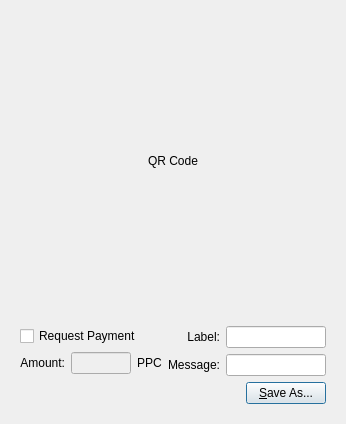
Qt form src/qt/forms/qrcodedialog.ui (hanxianzhai/poscoin) before a commit.
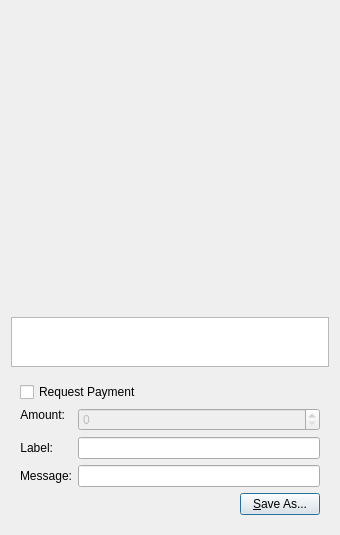
The same form after that commit. Custom widgets are drawn as their Qt base class.

The edit to the form file:
```diff
--- a/src/qt/forms/qrcodedialog.ui
+++ b/src/qt/forms/qrcodedialog.ui
@@ -6,8 +6,8 @@
    <rect>
     <x>0</x>
     <y>0</y>
-    <width>320</width>
-    <height>404</height>
+    <width>340</width>
+    <height>530</height>
    </rect>
   </property>
   <property name="windowTitle">
@@ -28,8 +28,8 @@
        <height>300</height>
       </size>
      </property>
-     <property name="text">
-      <string>QR Code</string>
+     <property name="textFormat">
+      <enum>Qt::PlainText</enum>
      </property>
      <property name="alignment">
       <set>Qt::AlignCenter</set>
@@ -39,14 +39,32 @@
      </property>
     </widget>
    </item>
+   <item>
+    <widget class="QPlainTextEdit" name="outUri">
+     <property name="sizePolicy">
+      <sizepolicy hsizetype="Expanding" vsizetype="Minimum">
+       <horstretch>0</horstretch>
+       <verstretch>0</verstretch>
+      </sizepolicy>
+     </property>
+     <property name="minimumSize">
+      <size>
+       <width>0</width>
+       <height>50</height>
+      </size>
+     </property>
+     <property name="tabChangesFocus">
+      <bool>true</bool>
+     </property>
+     <property name="textInteractionFlags">
+      <set>Qt::TextSelectableByKeyboard|Qt::TextSelectableByMouse</set>
+     </property>
+    </widget>
+   </item>
    <item>
     <widget class="QWidget" name="widget" native="true">
      <layout class="QVBoxLayout" name="verticalLayout_2">
       <item>
-       <layout class="QHBoxLayout" name="horizontalLayout_2">
-        <item>
-         <layout class="QVBoxLayout" name="verticalLayout">
-          <item>
            <widget class="QCheckBox" name="chkReqPayment">
             <property name="enabled">
              <bool>true</bool>
@@ -57,69 +75,18 @@
            </widget>
           </item>
           <item>
-           <layout class="QHBoxLayout" name="horizontalLayout">
-            <item>
-             <widget class="QLabel" name="lblAmount">
-              <property name="sizePolicy">
-               <sizepolicy hsizetype="Preferred" vsizetype="Maximum">
-                <horstretch>0</horstretch>
-                <verstretch>0</verstretch>
-               </sizepolicy>
-              </property>
-              <property name="text">
-               <string>Amount:</string>
-              </property>
-              <property name="alignment">
-               <set>Qt::AlignRight|Qt::AlignTrailing|Qt::AlignVCenter</set>
-              </property>
-              <property name="buddy">
-               <cstring>lnReqAmount</cstring>
-              </property>
-             </widget>
-            </item>
-            <item>
-             <widget class="QLineEdit" name="lnReqAmount">
-              <property name="enabled">
-               <bool>false</bool>
-              </property>
-              <property name="minimumSize">
-               <size>
-                <width>60</width>
-                <height>0</height>
-               </size>
-              </property>
-              <property name="alignment">
-               <set>Qt::AlignRight|Qt::AlignTrailing|Qt::AlignVCenter</set>
-              </property>
-             </widget>
-            </item>
-            <item>
-             <widget class="QLabel" name="lblBTC">
-              <property name="sizePolicy">
-               <sizepolicy hsizetype="Preferred" vsizetype="Maximum">
-                <horstretch>0</horstretch>
-                <verstretch>0</verstretch>
-               </sizepolicy>
-              </property>
-              <property name="text">
-               <string>PPC</string>
-              </property>
-              <property name="buddy">
-               <cstring>lnReqAmount</cstring>
-              </property>
-             </widget>
-            </item>
-           </layout>
-          </item>
-         </layout>
-        </item>
-        <item>
-         <layout class="QGridLayout" name="gridLayout">
-          <item row="0" column="0">
+       <layout class="QFormLayout" name="formLayout">
+        <property name="fieldGrowthPolicy">
+         <enum>QFormLayout::AllNonFixedFieldsGrow</enum>
+        </property>
+        <item row="1" column="0">
            <widget class="QLabel" name="lblLabel">
             <property name="text">
              <string>Label:</string>
             </property>
+          <property name="textFormat">
+           <enum>Qt::PlainText</enum>
+          </property>
             <property name="alignment">
              <set>Qt::AlignRight|Qt::AlignTrailing|Qt::AlignVCenter</set>
             </property>
@@ -128,21 +95,17 @@
             </property>
            </widget>
           </item>
-          <item row="0" column="1">
-           <widget class="QLineEdit" name="lnLabel">
-            <property name="minimumSize">
-             <size>
-              <width>100</width>
-              <height>0</height>
-             </size>
-            </property>
-           </widget>
-          </item>
-          <item row="1" column="0">
+        <item row="1" column="1">
+         <widget class="QLineEdit" name="lnLabel"/>
+        </item>
+        <item row="2" column="0">
            <widget class="QLabel" name="lblMessage">
             <property name="text">
              <string>Message:</string>
             </property>
+          <property name="textFormat">
+           <enum>Qt::PlainText</enum>
+          </property>
             <property name="alignment">
              <set>Qt::AlignRight|Qt::AlignTrailing|Qt::AlignVCenter</set>
             </property>
@@ -151,11 +114,39 @@
             </property>
            </widget>
           </item>
-          <item row="1" column="1">
-           <widget class="QLineEdit" name="lnMessage">
+        <item row="2" column="1">
+         <widget class="QLineEdit" name="lnMessage"/>
+        </item>
+        <item row="0" column="0">
+         <widget class="QLabel" name="lblAmount">
+          <property name="sizePolicy">
+           <sizepolicy hsizetype="Preferred" vsizetype="Maximum">
+            <horstretch>0</horstretch>
+            <verstretch>0</verstretch>
+           </sizepolicy>
+          </property>
+          <property name="text">
+           <string>Amount:</string>
+          </property>
+          <property name="textFormat">
+           <enum>Qt::PlainText</enum>
+          </property>
+          <property name="alignment">
+           <set>Qt::AlignRight|Qt::AlignTrailing|Qt::AlignVCenter</set>
+          </property>
+          <property name="buddy">
+           <cstring>lnReqAmount</cstring>
+          </property>
+         </widget>
+        </item>
+        <item row="0" column="1">
+         <widget class="BitcoinAmountField" name="lnReqAmount">
+          <property name="enabled">
+           <bool>false</bool>
+          </property>
             <property name="minimumSize">
              <size>
-              <width>100</width>
+            <width>80</width>
               <height>0</height>
              </size>
             </property>
@@ -163,10 +154,8 @@
           </item>
          </layout>
         </item>
-       </layout>
-      </item>
       <item>
-       <layout class="QHBoxLayout" name="horizontalLayout_3">
+       <layout class="QHBoxLayout" name="horizontalLayout">
         <item>
          <spacer name="horizontalSpacer">
           <property name="orientation">
@@ -194,6 +183,13 @@
    </item>
   </layout>
  </widget>
+ <customwidgets>
+  <customwidget>
+   <class>BitcoinAmountField</class>
+   <extends>QSpinBox</extends>
+   <header>bitcoinamountfield.h</header>
+  </customwidget>
+ </customwidgets>
  <resources/>
  <connections>
   <connection>
```
Left out of the diff: 2 changed lines with no effect on the pictures. Lines whose indentation alone changed are shown as unchanged.
